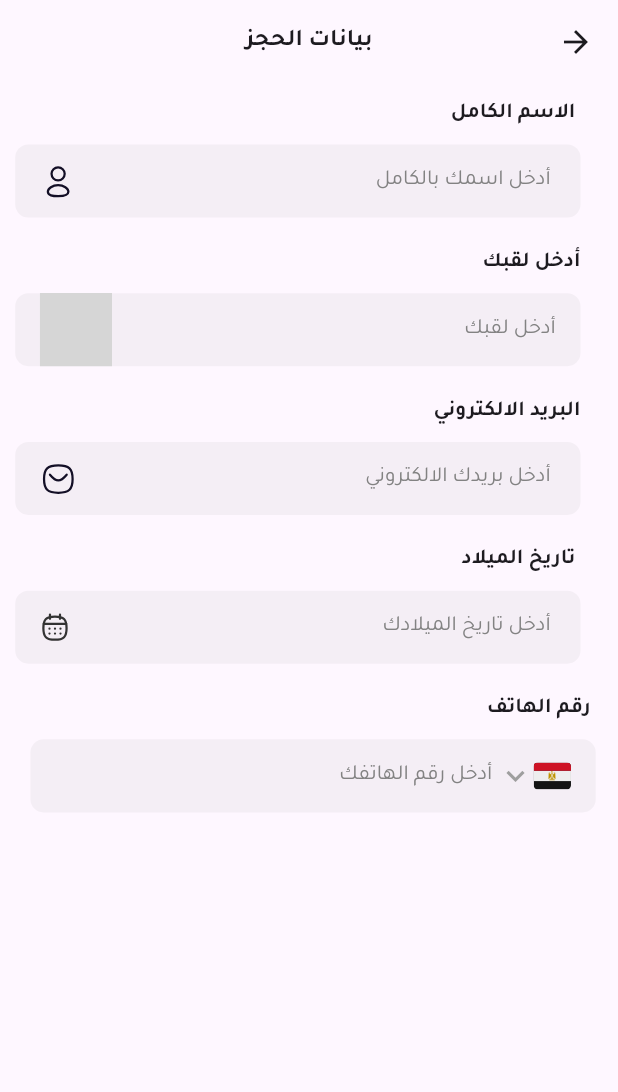
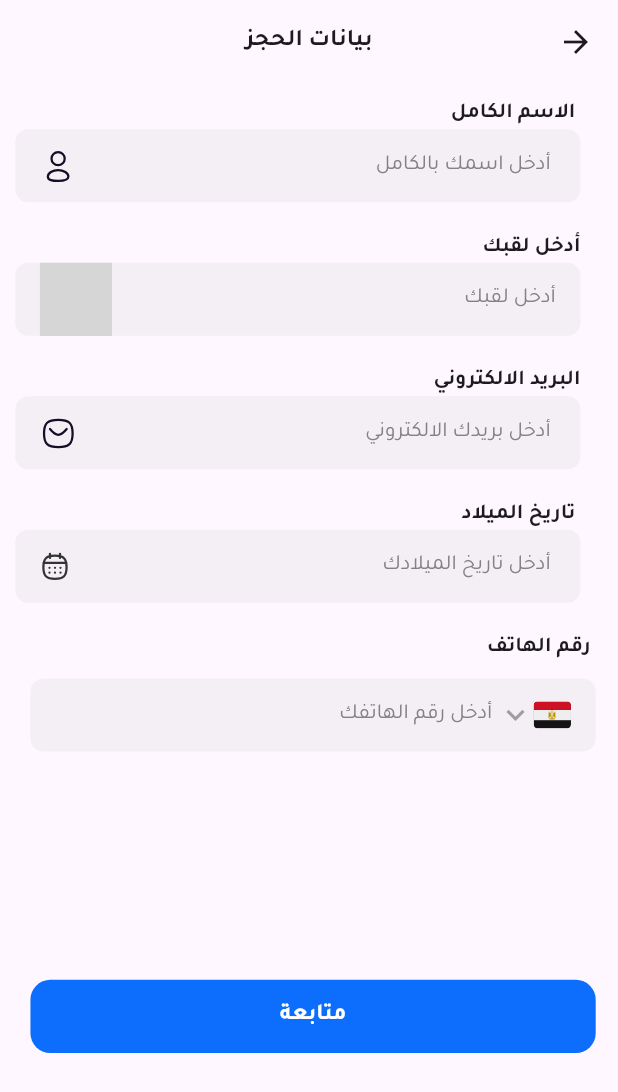
Before and after one commit to a7medAlqal3awyi/tourism_app, a Flutter app: the BookingPersonalDetails screen opened directly, on a phone screen of 412 x 824 dp. Shown: the top 1092 px of the screen. Run offline on Flutter 3.47's test engine with Material 2 defaults, Android fonts, the phone set to English and light mode, and no system bars; our stand-ins replace flutter_screenutil, flutter_svg, full_screen_image_null_safe, table_calendar; missing offline and left inert: flutter_timer_countdown, otp_pin_field; grey boxes are pictures that could not be loaded.

Commit message:
complete add new card screen

```diff
--- a/lib/main.dart
+++ b/lib/main.dart
@@ -1,8 +1,9 @@
 import 'package:flutter/material.dart';
 import 'package:flutter_screenutil/flutter_screenutil.dart';
 import 'package:flutter_localizations/flutter_localizations.dart';
+import 'package:tourism_app/pressentation/screens/add_new_credit.dart';
 import 'package:tourism_app/pressentation/screens/home/home.dart';
-import 'package:tourism_app/pressentation/widgets/month_calender.dart';
+
 void main() {
   runApp(const MyApp());
 }
@@ -32,7 +33,7 @@ class MyApp extends StatelessWidget {
           Locale('ar'),
           Locale('en'),
         ],
-        home:  HomeScreen(),
+        home: const AddNewCreditScreen(),
       ),
     );
   }
--- a/lib/pressentation/screens/booking_personal_details.dart
+++ b/lib/pressentation/screens/booking_personal_details.dart
@@ -1,8 +1,12 @@
 import 'package:flutter/material.dart';
 import 'package:flutter_screenutil/flutter_screenutil.dart';
 import 'package:flutter_svg/flutter_svg.dart';
+import 'package:tourism_app/core/helper.dart';
+import 'package:tourism_app/pressentation/screens/payment_screen.dart';
 import 'package:tourism_app/pressentation/widgets/booking_personal_details_widget.dart';
+import 'package:tourism_app/pressentation/widgets/custom_button_with_only_text.dart';
 import 'package:tourism_app/utils/app_constants.dart';
+import 'package:tourism_app/utils/app_styles.dart';
 
 class BookingPersonalDetails extends StatelessWidget {
   const BookingPersonalDetails({super.key});
@@ -24,14 +28,27 @@ class BookingPersonalDetails extends StatelessWidget {
       body: Column(
         crossAxisAlignment: CrossAxisAlignment.start,
         children: [
-          BookingPersonalDetailsWidget(title: AppConstants.fullName, hint: AppConstants.enterFullName,
-          iconPath: 'assets/images/Profile.svg',),
-          BookingPersonalDetailsWidget(title: AppConstants.nickName, hint: AppConstants.enterNickName,
-          iconPath: ''),
-          BookingPersonalDetailsWidget(title: AppConstants.email, hint: AppConstants.enterYourEmail,
-          iconPath: 'assets/images/EmailIcon.svg',),
-          BookingPersonalDetailsWidget(title: AppConstants.yourBirthdate, hint: AppConstants.enterYourBirthdate,
-          iconPath: 'assets/images/Calendar.svg',),
+          BookingPersonalDetailsWidget(
+            title: AppConstants.fullName,
+            hint: AppConstants.enterFullName,
+            iconPath: 'assets/images/Profile.svg',
+          ),
+          BookingPersonalDetailsWidget(
+              title: AppConstants.nickName,
+            iconPath: '',
+              hint: AppConstants.enterNickName,
+
+              ),
+          BookingPersonalDetailsWidget(
+            title: AppConstants.email,
+            hint: AppConstants.enterYourEmail,
+            iconPath: 'assets/images/EmailIcon.svg',
+          ),
+          BookingPersonalDetailsWidget(
+            title: AppConstants.yourBirthdate,
+            hint: AppConstants.enterYourBirthdate,
+            iconPath: 'assets/images/Calendar.svg',
+          ),
           SizedBox(
             height: 10.h,
           ),
@@ -56,9 +73,10 @@ class BookingPersonalDetails extends StatelessWidget {
             child: Row(
               children: [
                 SvgPicture.asset('assets/images/Flag.svg'),
-                const Icon(Icons.keyboard_arrow_down,
-
-                color: Colors.grey,),
+                const Icon(
+                  Icons.keyboard_arrow_down,
+                  color: Colors.grey,
+                ),
                 Text(
                   AppConstants.enterYourPhone,
                   style: TextStyle(
@@ -70,8 +88,16 @@ class BookingPersonalDetails extends StatelessWidget {
                 ),
               ],
             ),
+          ),
+          SizedBox(height: 150.h,),
+          CustomButtonWithOnlyText(
+            onTap: (){
+              context.push(const PaymentScreen());
+            },
+            color: AppStyles.Primary,
+            text: AppConstants.follow,
+            textColor: Colors.white,
           )
-
         ],
       ),
     );
--- a/lib/pressentation/widgets/booking_details.dart
+++ b/lib/pressentation/widgets/booking_details.dart
@@ -42,7 +42,8 @@ class BookingDetails extends StatelessWidget {
             padding: EdgeInsets.symmetric(horizontal: 5.w),
             decoration: BoxDecoration(
               borderRadius: BorderRadius.circular(12.w),
-              color: Colors.grey.shade100,
+
+                color: Colors.grey.withOpacity(.1),
             ),
             clipBehavior: Clip.none,
             child: Row(
@@ -78,7 +79,7 @@ class BookingDetails extends StatelessWidget {
             padding: EdgeInsets.symmetric(horizontal: 5.w),
             decoration: BoxDecoration(
               borderRadius: BorderRadius.circular(12.w),
-              color: Colors.grey.shade100,
+                color: Colors.grey.withOpacity(.1),
             ),
             clipBehavior: Clip.none,
             child: Row(
--- a/lib/pressentation/widgets/booking_personal_details_widget.dart
+++ b/lib/pressentation/widgets/booking_personal_details_widget.dart
@@ -6,9 +6,7 @@ import '../../utils/app_constants.dart';
 
 class BookingPersonalDetailsWidget extends StatelessWidget {
  const BookingPersonalDetailsWidget(
-      {super.key,
-        this.iconPath,
-        required this.title, required this.hint});
+      {super.key, this.iconPath, required this.title, required this.hint});
 
   final String title;
   final String hint;
@@ -16,9 +14,9 @@ class BookingPersonalDetailsWidget extends StatelessWidget {
 
   @override
   Widget build(BuildContext context) {
-    return Padding(padding: EdgeInsets.all(10.h),
-    child:  Column(
-      crossAxisAlignment: CrossAxisAlignment.start,
+    return Padding(
+      padding: EdgeInsets.all(10.h),
+      child: Wrap(
         children: [
           Text(
             title,
@@ -55,6 +53,7 @@ class BookingPersonalDetailsWidget extends StatelessWidget {
             ),
           )
         ],
-    ),);
+      ),
+    );
   }
 }
--- a/lib/utils/app_constants.dart
+++ b/lib/utils/app_constants.dart
@@ -134,6 +134,20 @@ class AppConstants {
   static String bookingPersonalDetails =  "بيانات الحجز";
   static String enterNickName =  "أدخل لقبك";
   static String nickName =  "أدخل لقبك";
+  static String paymentMethod =  "طريقة الدفع";
+  static String payment =  "الدفع";
+  static String credit =  "كريدت كارد";
+  static String paypal =  "باي بال";
+  static String applePay =  "آبل باي";
+  static String addCredit =  "إضافة بطاقة جديدة";
+  static String cardName =  "Card Holder Name";
+  static String ahmedKaled =  "Ex: Ahmed Khaled";
+  static String cardNumber =  "Card Number";
+  static String cvv =  "CVV";
+  static String expirationDate =  "Expiration Date";
+  static String ex123 =  "Ex: 123";
+  static String exDate =  "Ex: 02/10";
+  static String expass =  "Ex:**** **** **** 3456";
 
 
 }
--- a/pubspec.yaml
+++ b/pubspec.yaml
@@ -40,6 +40,7 @@ flutter:
 
   assets:
     - assets/images/
+    - assets/images/Card.png
 
   # For details regarding adding assets from package dependencies, see
   # https://flutter.dev/assets-and-images/#from-packages
```
Also changed, not shown: lib/pressentation/screens/add_new_credit.dart (added, +87 -0 lines), lib/pressentation/screens/payment_screen.dart (added, +86 -0 lines), lib/pressentation/screens/verify_payment_screen.dart (added, +25 -0 lines), lib/pressentation/widgets/add_new_card_widget.dart (added, +47 -0 lines), lib/pressentation/widgets/patment_option.dart (added, +41 -0 lines), assets/images/ApplePay.png (added), assets/images/Card.png (added), assets/images/Credit.png (added), assets/images/PayPal.png (added). Lines whose indentation alone changed are shown as unchanged.
